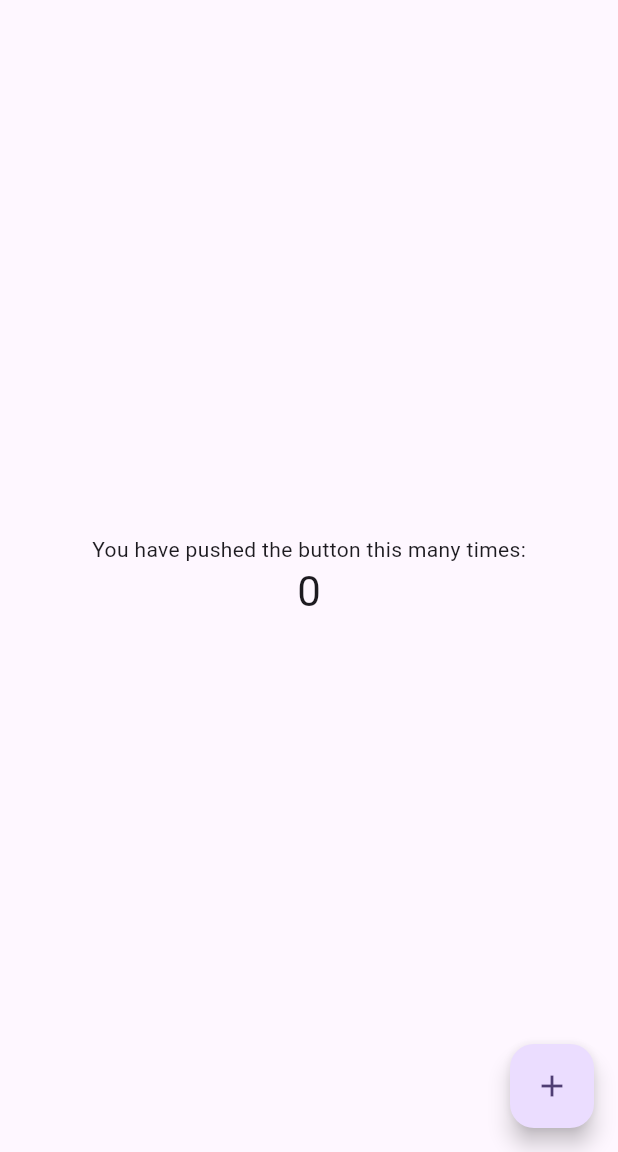
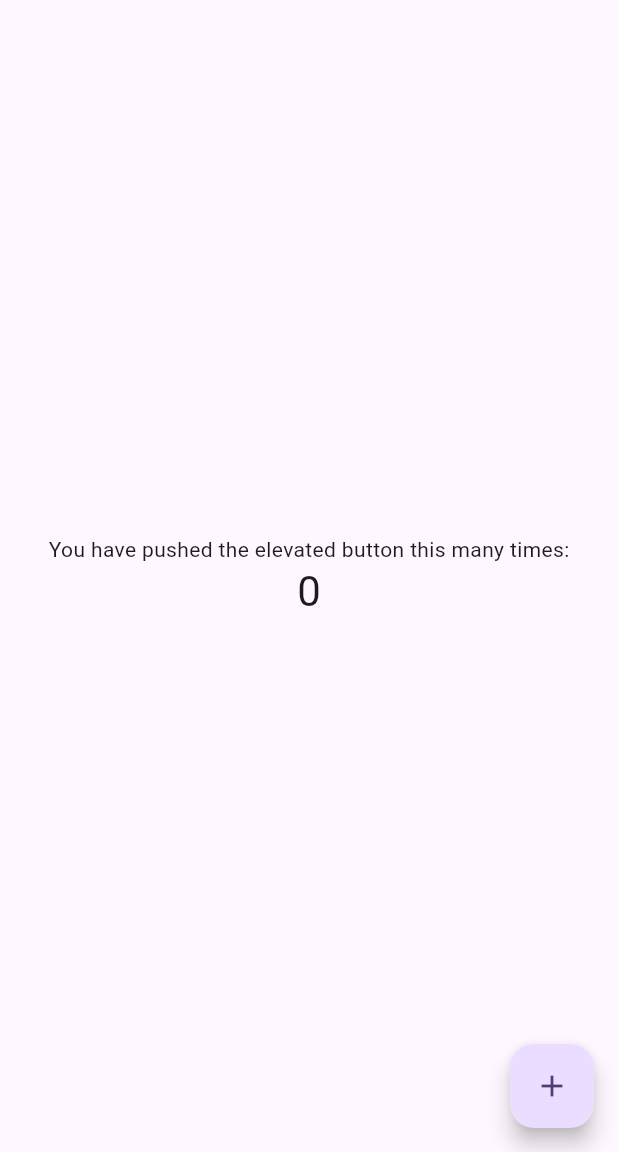
Before and after one commit to tomyamGTX/myfirstproject, a Flutter app: the screen it shows after launch, on a phone screen of 412 x 824 dp, the part 84-1236 px from its top. Run offline on Flutter 3.47's test engine with Material 2 defaults, Android fonts, the phone set to English and light mode, and no system bars.

Commit message:
change text

```diff
--- a/lib/main.dart
+++ b/lib/main.dart
@@ -106,7 +106,7 @@ class _MyHomePageState extends State<MyHomePage> {
           mainAxisAlignment: MainAxisAlignment.center,
           children: <Widget>[
             const Text(
-              'You have pushed the button this many times:',
+              'You have pushed the elevated button this many times:',
             ),
             Text(
               '$_counter',
```
